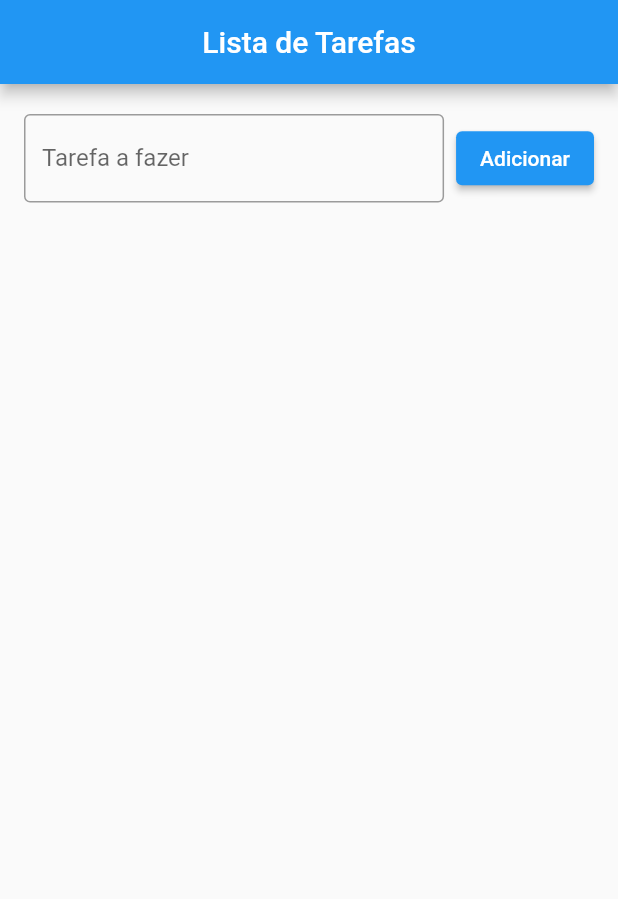
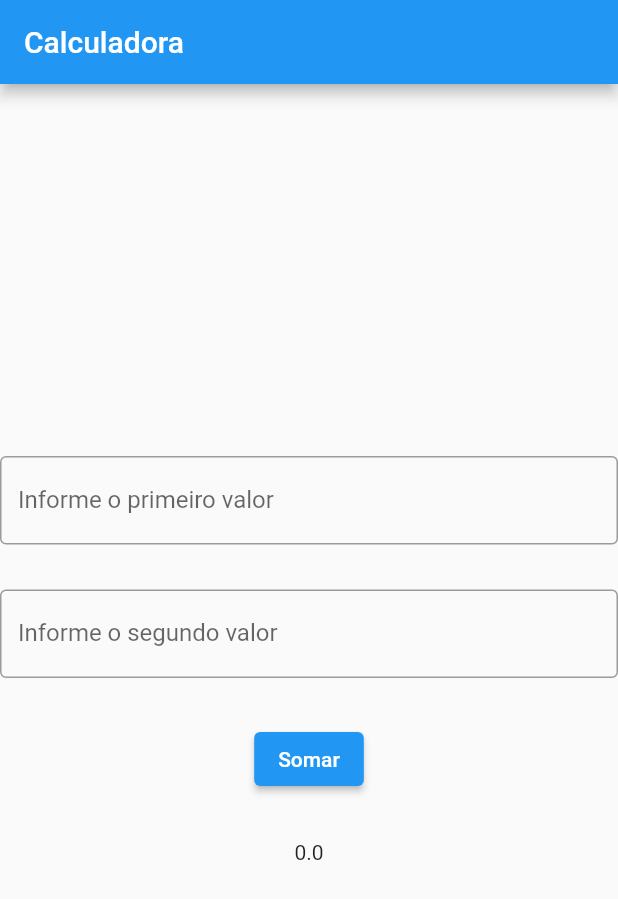
Before and after one commit to biiaamattos/Topico_Especial_em_Tecnologia, a Flutter app: the screen it shows after launch, on a phone screen of 412 x 824 dp. Shown: the top 899 px of the screen. Run offline on Flutter 3.47's test engine with Material 2 defaults, Android fonts, the light colour scheme and no system bars.

Commit message:
Aula  dia 04/11

```diff
--- a/projeto_flutter_02/lib/main.dart
+++ b/projeto_flutter_02/lib/main.dart
@@ -5,9 +5,8 @@ void main() {
 }
 
 class MyApp extends StatelessWidget {
-  const MyApp({Key? key}) : super(key: key);
+  const MyApp({super.key});
 
-  // This widget is the root of your application.
   @override
   Widget build(BuildContext context) {
     return MaterialApp(
@@ -15,61 +14,75 @@ class MyApp extends StatelessWidget {
       theme: ThemeData(
         primarySwatch: Colors.blue,
       ),
-      home: const ListaDeTarefas(title: 'Lista de Tarefas'),
+      home: const Calcular(),
     );
   }
 }
 
-class ListaDeTarefas extends StatefulWidget {
-  const ListaDeTarefas({Key? key, required this.title}) : super(key: key);
+class Calcular extends StatefulWidget {
+  const Calcular({super.key});
 
-  final String title;
+  final String title = "Calculadora";
 
   @override
-  State<ListaDeTarefas> createState() => _ListaDeTarefasState();
+  State<Calcular> createState() => _CalcularState();
 }
 
-class _ListaDeTarefasState extends State<ListaDeTarefas> {
-  TextEditingController campoDeTexto = TextEditingController();
+class _CalcularState extends State<Calcular> {
+  var v1 = TextEditingController();
+  var v2 = TextEditingController();
+  double soma = 0;
 
-  void adicionarTarefa() {}
-
+  void somar(){
+    setState((){
+      double a  = double.parse(v1.text);
+    double b  = double.parse(v2.text);
+    soma = a + b ;
+    });
+  }
   @override
   Widget build(BuildContext context) {
     return Scaffold(
       appBar: AppBar(
         title: Text(widget.title),
-        centerTitle: true,
       ),
       body: Center(
-        child: Padding(
-          padding: const EdgeInsets.symmetric(horizontal: 16),
           child: Column(
-            children: [
-              const SizedBox(
-                height: 20,
-              ),
-              Row(
-                mainAxisSize: MainAxisSize.min,
-                children: [
-                  Expanded(
-                      child: TextField(
-                    decoration: const InputDecoration(
-                        labelText: "Tarefa a fazer",
-                        border: OutlineInputBorder()),
-                    controller: campoDeTexto,
-                  )),
-                  const SizedBox(width: 8),
-                  ElevatedButton(
-                    onPressed: adicionarTarefa,
-                    child: const Text("Adicionar"),
-                  ),
-                ],
-              ),
-            ],
+        mainAxisAlignment: MainAxisAlignment.center,
+        children: [
+          TextField(
+            controller: v1,
+            decoration: const InputDecoration(
+                labelText: "Informe o primeiro valor",
+                border: OutlineInputBorder(),
+                focusedBorder: OutlineInputBorder(
+                    borderSide: BorderSide(width: 3, color: Colors.black))),
           ),
-        ),
-      ),
+          const SizedBox(
+            height: 30,
+          ),
+          TextField(
+            controller: v2,
+              decoration: const InputDecoration(
+                  labelText: "Informe o segundo valor",
+                  border: OutlineInputBorder(),
+                  focusedBorder: OutlineInputBorder(
+                      borderSide: BorderSide(width: 3, color: Colors.red)))),
+          const SizedBox(
+            height: 30,
+          ),
+          ElevatedButton(
+            onPressed: () {
+              somar();
+            },
+            child: const Text("Somar")
+          ),
+          const SizedBox(
+            height: 30,
+          ),
+          Text("$soma")
+        ],
+      )),
     );
   }
 }
```
